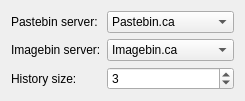
This is applets/pastebin/pastebinConfig.ui in KDE/kdeplasma-addons as Qt 5 draws it before an edit. The edited form follows.
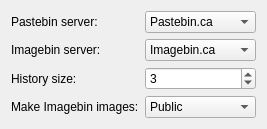
This is the edited form. Custom widgets are drawn as their Qt base class.

Commit message: privacy option for imagebin.ca thanks patcito CCMAIL: patcito@gmail.com

```diff
--- a/applets/pastebin/pastebinConfig.ui
+++ b/applets/pastebin/pastebinConfig.ui
@@ -70,6 +70,27 @@
      </property>
     </widget>
    </item>
+   <item row="3" column="0">
+    <widget class="QLabel" name="imagebinPrivacyLabel">
+     <property name="text">
+      <string>Make Imagebin images:</string>
+     </property>
+    </widget>
+   </item>
+   <item row="3" column="1">
+    <widget class="KComboBox" name="imagebinPrivacy">
+     <item>
+      <property name="text">
+       <string>Public</string>
+      </property>
+     </item>
+     <item>
+      <property name="text">
+       <string>Private</string>
+      </property>
+     </item>
+    </widget>
+   </item>
   </layout>
  </widget>
  <customwidgets>
```
The commit also changes 3 other files.
